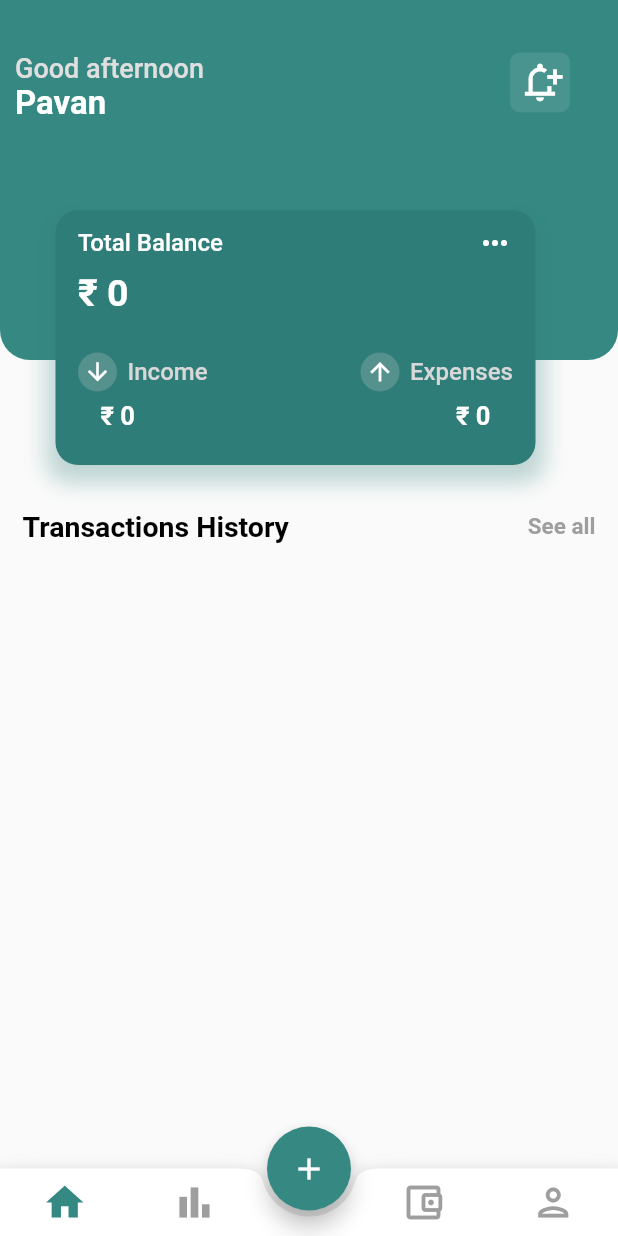
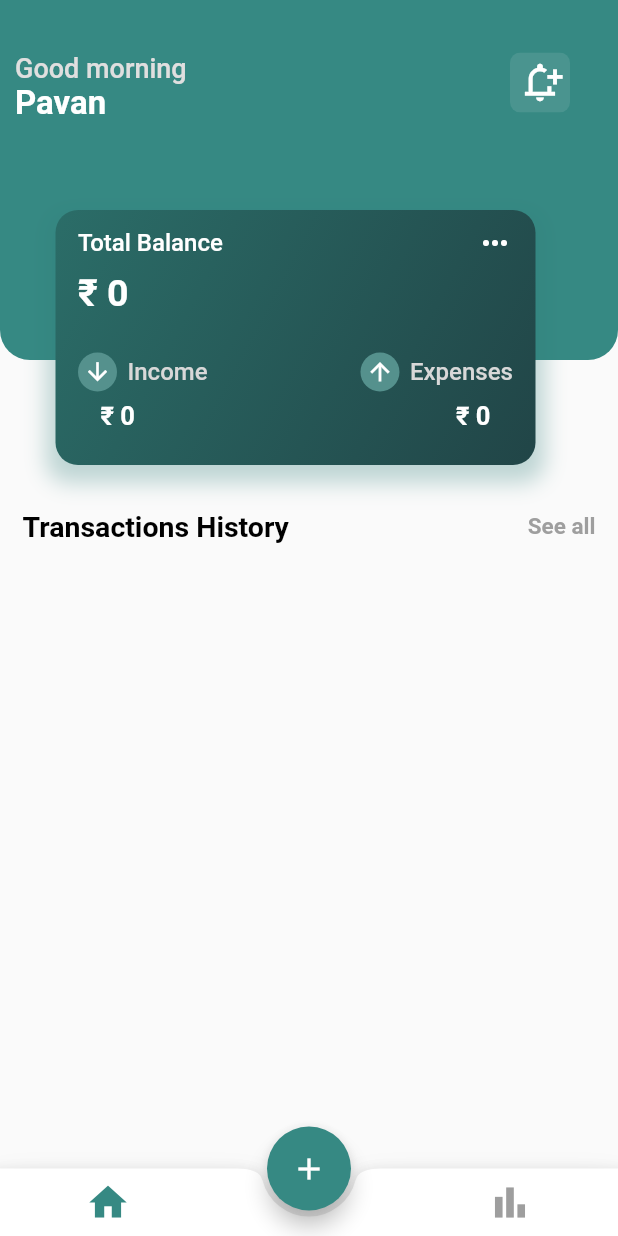
Before and after one commit to pavanmane1/Finance-App-master., a Flutter app: the screen it shows after launch, on a phone screen of 412 x 824 dp. Run offline on Flutter 3.47's test engine with Material 2 defaults, Android fonts, the phone set to English and light mode, and no system bars; our stand-ins replace hive, hive_flutter, syncfusion_flutter_charts; accounts and stored records are empty.

Commit message:
small ui changes  colours and  basic design

```diff
--- a/lib/Screens/home.dart
+++ b/lib/Screens/home.dart
@@ -73,9 +73,39 @@ class _HomeState extends State<Home> {
     return Dismissible(
         key: UniqueKey(),
         onDismissed: (direction) {
-          history.delete();
+          _showDeleteConfirmationDialog(history, index);
         },
         child: get(index, history));
+  }
+
+  void _showDeleteConfirmationDialog(Add_data history, int index) {
+    showDialog(
+      context: context,
+      builder: (BuildContext context) {
+        return AlertDialog(
+          title: Text('Delete Item'),
+          content: Text('Are you sure you want to delete '),
+          actions: <Widget>[
+            TextButton(
+              onPressed: () {
+                setState(() {});
+                Navigator.of(context).pop(); // Close the dialog
+              },
+              child: Text('Cancel'),
+            ),
+            TextButton(
+              onPressed: () {
+                setState(() {
+                  history.delete(); // Delete the item using the provided method
+                });
+                Navigator.of(context).pop(); // Close the dialog
+              },
+              child: Text('Delete'),
+            ),
+          ],
+        );
+      },
+    );
   }
 
   ListTile get(int index, Add_data history) {
@@ -109,6 +139,15 @@ class _HomeState extends State<Home> {
   }
 
   Widget _head() {
+    final currentTime = DateTime.now();
+    String greeting = 'Good afternoon';
+
+    if (currentTime.hour < 12) {
+      greeting = 'Good morning';
+    } else if (currentTime.hour >= 18) {
+      greeting = 'Good night';
+    }
+
     return Stack(
       children: [
         Column(
@@ -148,7 +187,7 @@ class _HomeState extends State<Home> {
                       crossAxisAlignment: CrossAxisAlignment.start,
                       children: [
                         Text(
-                          'Good afternoon',
+                          greeting,
                           style: TextStyle(
                             fontWeight: FontWeight.w500,
                             fontSize: 18,
@@ -178,6 +217,11 @@ class _HomeState extends State<Home> {
             height: 170,
             width: 320,
             decoration: BoxDecoration(
+              gradient: LinearGradient(
+                begin: Alignment.topLeft,
+                end: Alignment.bottomRight,
+                colors: [Color.fromARGB(255, 43, 109, 104), Color(0xff214547)],
+              ),
               boxShadow: [
                 BoxShadow(
                   color: Color.fromRGBO(47, 125, 121, 0.3),
@@ -186,7 +230,6 @@ class _HomeState extends State<Home> {
                   spreadRadius: 6,
                 ),
               ],
-              color: Color.fromARGB(255, 47, 125, 121),
               borderRadius: BorderRadius.circular(15),
             ),
             child: Column(
@@ -206,7 +249,7 @@ class _HomeState extends State<Home> {
                         ),
                       ),
                       Icon(
-                        Icons.more_horiz,
+                        Icons.more_horiz_sharp,
                         color: Colors.white,
                       ),
                     ],
@@ -240,7 +283,7 @@ class _HomeState extends State<Home> {
                             radius: 13,
                             backgroundColor: Color.fromARGB(255, 85, 145, 141),
                             child: Icon(
-                              Icons.arrow_downward,
+                              Icons.arrow_downward_sharp,
                               color: Colors.white,
                               size: 19,
                             ),
--- a/lib/widgets/bottomnavigationbar.dart
+++ b/lib/widgets/bottomnavigationbar.dart
@@ -12,15 +12,17 @@ class Bottom extends StatefulWidget {
 
 class _BottomState extends State<Bottom> {
   int index_color = 0;
-  List Screen = [Home(), Statistics(), Home(), Statistics()];
+  List Screen = [
+    Home(),
+    Statistics(),
+  ];
   @override
   Widget build(BuildContext context) {
     return Scaffold(
       body: Screen[index_color],
       floatingActionButton: FloatingActionButton(
         onPressed: () {
-          Navigator.of(context)
-              .push(MaterialPageRoute(builder: (context) => Add_Screen()));
+          Navigator.of(context).push(MaterialPageRoute(builder: (context) => Add_Screen()));
         },
         child: Icon(Icons.add),
         backgroundColor: Color(0xff368983),
@@ -45,6 +47,7 @@ class _BottomState extends State<Bottom> {
                   color: index_color == 0 ? Color(0xff368983) : Colors.grey,
                 ),
               ),
+              SizedBox(width: 10),
               GestureDetector(
                 onTap: () {
                   setState(() {
@@ -57,31 +60,6 @@ class _BottomState extends State<Bottom> {
                   color: index_color == 1 ? Color(0xff368983) : Colors.grey,
                 ),
               ),
-              SizedBox(width: 10),
-              GestureDetector(
-                onTap: () {
-                  setState(() {
-                    index_color = 2;
-                  });
-                },
-                child: Icon(
-                  Icons.account_balance_wallet_outlined,
-                  size: 30,
-                  color: index_color == 2 ? Color(0xff368983) : Colors.grey,
-                ),
-              ),
-              GestureDetector(
-                onTap: () {
-                  setState(() {
-                    index_color = 3;
-                  });
-                },
-                child: Icon(
-                  Icons.person_outlined,
-                  size: 30,
-                  color: index_color == 3 ? Color(0xff368983) : Colors.grey,
-                ),
-              ),
             ],
           ),
         ),
```
Also changed, not shown: lib/Screens/add.dart (+11 -29 lines), pubspec.lock.
